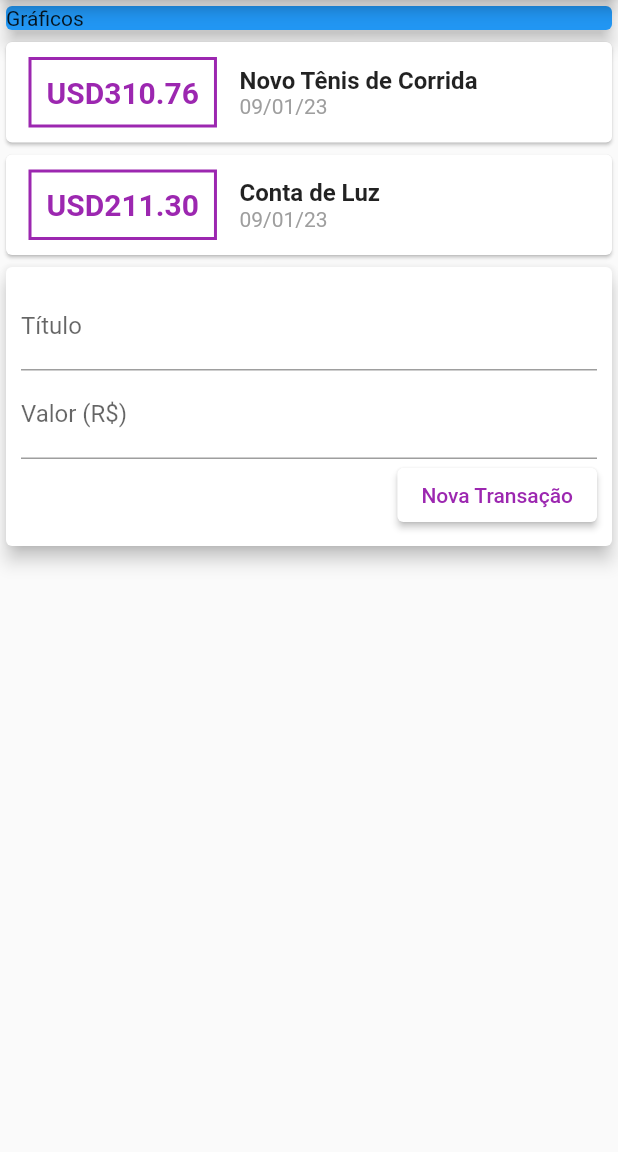
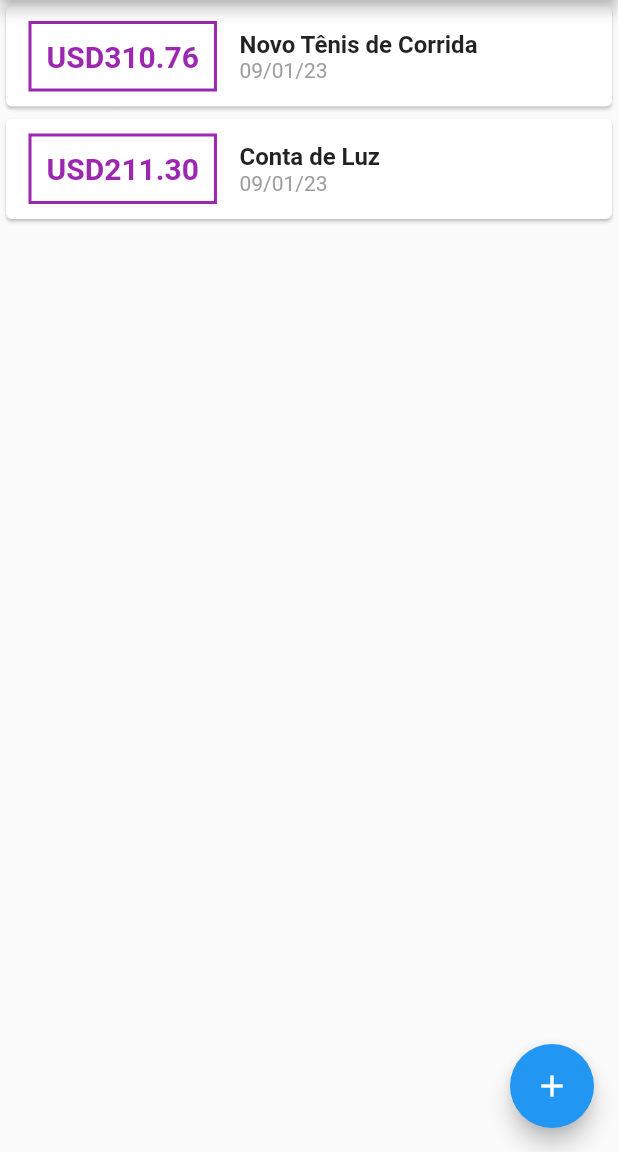
Before and after one commit to LucassCorrea/app_despesas_pessoais, a Flutter app: the screen it shows after launch, on a phone screen of 412 x 824 dp, the part 84-1236 px from its top. Run offline on Flutter 3.47's test engine with Material 2 defaults, Android fonts, the phone set to English and light mode, and no system bars; generated files the repository leaves out were written again.

Commit message:
adicionando novas funcionalidades e nova tela: home__page

```diff
--- a/lib/main.dart
+++ b/lib/main.dart
@@ -1,4 +1,4 @@
-import 'package:app_despesas_pessoais/views/components/transaction_user.dart';
+import 'package:app_despesas_pessoais/views/home_page.dart';
 import 'package:flutter/material.dart';
 import 'package:flutter_gen/gen_l10n/app_localizations.dart';
 // import 'package:intl/intl.dart';
@@ -14,34 +14,8 @@ class ExpensesApp extends StatelessWidget {
       localizationsDelegates: AppLocalizations.localizationsDelegates,
       supportedLocales: AppLocalizations.supportedLocales,
       // locale: const Locale("en", ""),
-      home: MyHomePage(),
+      home: HomePage(),
       debugShowCheckedModeBanner: false,
     );
   }
 }
-
-class MyHomePage extends StatelessWidget {
-  const MyHomePage({super.key});
-
-  @override
-  Widget build(BuildContext context) {
-    return Scaffold(
-      appBar: AppBar(
-        title: const Text("Despesas Pessoais"),
-      ),
-      body: Column(
-        children: [
-          Container(
-            width: double.infinity,
-            child: const Card(
-              color: Colors.blue,
-              elevation: 5,
-              child: Text("Gráficos"),
-            ),
-          ),
-          const TransactionUser(),
-        ],
-      ),
-    );
-  }
-}
--- a/lib/views/components/transaction_form.dart
+++ b/lib/views/components/transaction_form.dart
@@ -1,18 +1,29 @@
 import 'package:flutter/material.dart';
 
 class TransactionForm extends StatelessWidget {
-  const TransactionForm({
+  TransactionForm({
     super.key,
     required this.onSubmit,
   });
 
   final void Function(String, double) onSubmit;
 
+  final titleController = TextEditingController();
+  final valueController = TextEditingController();
+
+  _submitForm() {
+    final title = titleController.text;
+    final value = double.tryParse(valueController.text) ?? 0.0;
+
+    if (title.isEmpty || value <= 0) {
+      return;
+    }
+
+    onSubmit(title, value);
+  }
+
   @override
   Widget build(BuildContext context) {
-    final titleController = TextEditingController();
-    final valueController = TextEditingController();
-
     return Card(
       elevation: 5,
       child: Padding(
@@ -21,12 +32,16 @@ class TransactionForm extends StatelessWidget {
           children: [
             TextField(
               controller: titleController,
+              onSubmitted: (_) => _submitForm(),
               decoration: const InputDecoration(
                 labelText: "Título",
               ),
             ),
             TextField(
               controller: valueController,
+              // inputFormatters: [FilteringTextInputFormatter.digitsOnly],
+              onSubmitted: (_) => _submitForm(),
+              keyboardType: TextInputType.number,
               decoration: const InputDecoration(
                 labelText: "Valor (R\$)",
               ),
@@ -38,11 +53,7 @@ class TransactionForm extends StatelessWidget {
                   style: ElevatedButton.styleFrom(
                     backgroundColor: Colors.white,
                   ),
-                  onPressed: () {
-                    final title = titleController.text;
-                    final value = double.tryParse(valueController.text) ?? 0.0;
-                    onSubmit(title, value);
-                  },
+                  onPressed: _submitForm,
                   child: const Text(
                     "Nova Transação",
                     style: TextStyle(
--- a/lib/views/components/transaction_list.dart
+++ b/lib/views/components/transaction_list.dart
@@ -13,10 +13,12 @@ class TransactionList extends StatelessWidget {
 
   @override
   Widget build(BuildContext context) {
-    return Column(
-      crossAxisAlignment: CrossAxisAlignment.center,
-      mainAxisAlignment: MainAxisAlignment.center,
-      children: transactions.map((tr) {
+    return SizedBox(
+      height: 400,
+      child: ListView.builder(
+        itemCount: transactions.length,
+        itemBuilder: (context, index) {
+          final tr = transactions[index];
           return Card(
             child: Row(
               children: [
@@ -63,7 +65,8 @@ class TransactionList extends StatelessWidget {
               ],
             ),
           );
-      }).toList(),
+        },
+      ),
     );
   }
 }
--- a/lib/views/components/transaction_user.dart
+++ /dev/null
@@ -1,53 +0,0 @@
-import 'dart:math';
-
-import 'package:app_despesas_pessoais/models/transaction.dart';
-import 'package:app_despesas_pessoais/views/components/transaction_list.dart';
-import 'package:app_despesas_pessoais/views/components/transaction_form.dart';
-import 'package:flutter/material.dart';
-
-class TransactionUser extends StatefulWidget {
-  const TransactionUser({super.key});
-
-  @override
-  State<TransactionUser> createState() => _TransactionUserState();
-}
-
-class _TransactionUserState extends State<TransactionUser> {
-  final _transactions = [
-    Transaction(
-      id: 't1',
-      title: "Novo Tênis de Corrida",
-      value: 310.76,
-      date: DateTime.now(),
-    ),
-    Transaction(
-      id: 't2',
-      title: "Conta de Luz",
-      value: 211.30,
-      date: DateTime.now(),
-    )
-  ];
-
-  _addTransaction(String title, double value) {
-    final newTransaction = Transaction(
-      id: Random().nextDouble().toString(),
-      title: title,
-      value: value,
-      date: DateTime.now(),
-    );
-
-    setState(() {
-      _transactions.add(newTransaction);
-    });
-  }
-
-  @override
-  Widget build(BuildContext context) {
-    return Column(
-      children: [
-        TransactionList(transactions: _transactions),
-        TransactionForm(onSubmit: _addTransaction),
-      ],
-    );
-  }
-}
--- /dev/null
+++ b/lib/views/home_page.dart
@@ -0,0 +1,83 @@
+import 'dart:math';
+
+import 'package:app_despesas_pessoais/models/transaction.dart';
+import 'package:app_despesas_pessoais/views/components/transaction_form.dart';
+import 'package:app_despesas_pessoais/views/components/transaction_list.dart';
+import 'package:flutter/material.dart';
+
+class HomePage extends StatefulWidget {
+  const HomePage({super.key});
+
+  @override
+  State<HomePage> createState() => _HomePageState();
+}
+
+class _HomePageState extends State<HomePage> {
+  final _transactions = [
+    Transaction(
+      id: 't1',
+      title: "Novo Tênis de Corrida",
+      value: 310.76,
+      date: DateTime.now(),
+    ),
+    Transaction(
+      id: 't2',
+      title: "Conta de Luz",
+      value: 211.30,
+      date: DateTime.now(),
+    )
+  ];
+
+  _addTransaction(String title, double value) {
+    final newTransaction = Transaction(
+      id: Random().nextDouble().toString(),
+      title: title,
+      value: value,
+      date: DateTime.now(),
+    );
+
+    setState(() {
+      _transactions.add(newTransaction);
+    });
+  }
+
+  _openTransactionFormModal(BuildContext context) {
+    showModalBottomSheet(
+      context: context,
+      builder: (context) {
+        return TransactionForm(onSubmit: _addTransaction);
+      },
+    );
+  }
+
+  @override
+  Widget build(BuildContext context) {
+    return Scaffold(
+      appBar: AppBar(
+        title: const Text("Despesas Pessoais"),
+      ),
+      body: SingleChildScrollView(
+        child: Column(
+          children: [
+            // Container(
+            //   width: double.infinity,
+            //   child: const Card(
+            //     color: Colors.blue,
+            //     elevation: 5,
+            //     child: Text("Gráficos"),
+            //   ),
+            // ),
+            TransactionList(transactions: _transactions),
+          ],
+        ),
+      ),
+      floatingActionButton: FloatingActionButton(
+        heroTag: 'btn_floating',
+        onPressed: () => _openTransactionFormModal(context),
+        child: const Icon(
+          Icons.add,
+        ),
+      ),
+    );
+  }
+}
```
Also changed, not shown: 1 other file. Lines whose indentation alone changed are shown as unchanged.
